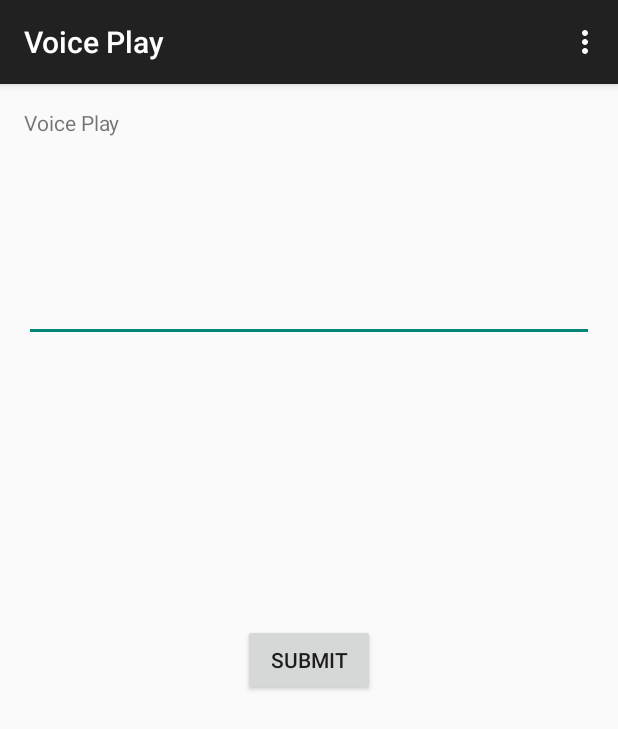
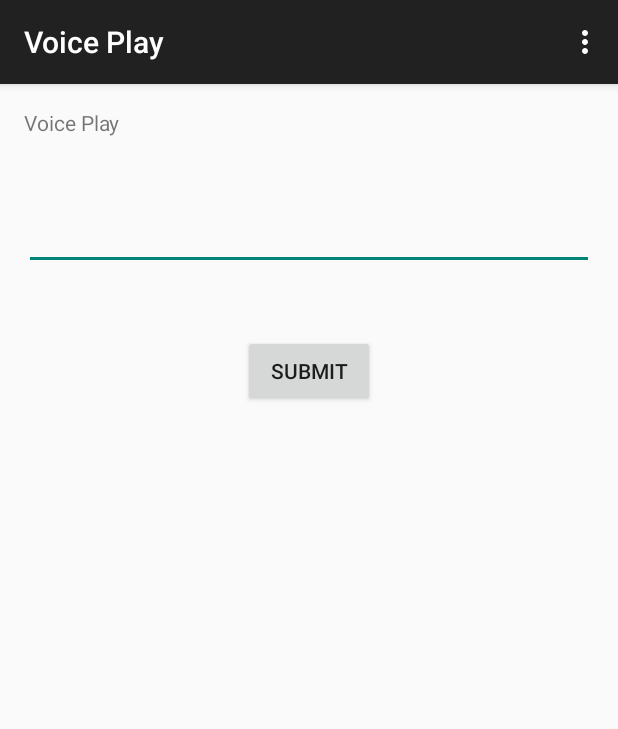
Before and after one commit to MichaelAnttila/VoicePlay, an Android app: the screen it shows after launch (MainActivity), after a tap on "SUBMIT", on a phone screen of 412 x 824 dp. Shown: the top 729 px of the screen. Run offline under Robolectric (Android 15) with nearby library versions, the phone set to English and light mode, and no system bars; network calls fail.

Commit message:
Moved around UI, text box is now cleared on submit.

```diff
--- a/Android/app/src/main/java/ca/anttila/voiceplay/MainActivity.java
+++ b/Android/app/src/main/java/ca/anttila/voiceplay/MainActivity.java
@@ -48,7 +48,9 @@ public class MainActivity extends ActionBarActivity {
     }
 
     public void submitCommand(View view) throws IOException {
-        String messageText = ((EditText)findViewById(R.id.editText)).getText().toString();
+        EditText editText = (EditText)findViewById(R.id.editText);
+        String messageText = editText.getText().toString();
+        editText.setText("");
         int server_port = 9930;
         DatagramSocket s = new DatagramSocket();
         InetAddress local = InetAddress.getByName("192.168.1.68");
--- a/Android/app/src/main/res/layout/activity_main.xml
+++ b/Android/app/src/main/res/layout/activity_main.xml
@@ -13,21 +13,22 @@
         android:layout_width="wrap_content"
         android:layout_height="wrap_content"
         android:id="@+id/editText"
-        android:layout_marginTop="91dp"
+        android:layout_marginTop="43dp"
+        android:inputType="textCapCharacters"
         android:layout_below="@+id/textView"
         android:layout_alignParentLeft="true"
         android:layout_alignParentStart="true"
         android:layout_alignParentRight="true"
-        android:layout_alignParentEnd="true"
-        android:inputType="textCapCharacters"/>
+        android:layout_alignParentEnd="true" />
 
     <Button
         android:layout_width="wrap_content"
         android:layout_height="wrap_content"
         android:text="@string/submit_text"
         android:id="@+id/button"
-        android:layout_centerVertical="true"
+        android:onClick="submitCommand"
+        android:layout_below="@+id/editText"
         android:layout_centerHorizontal="true"
-        android:onClick="submitCommand" />
+        android:layout_marginTop="43dp" />
 
 </RelativeLayout>
```
Also changed, not shown: 2 other files.
